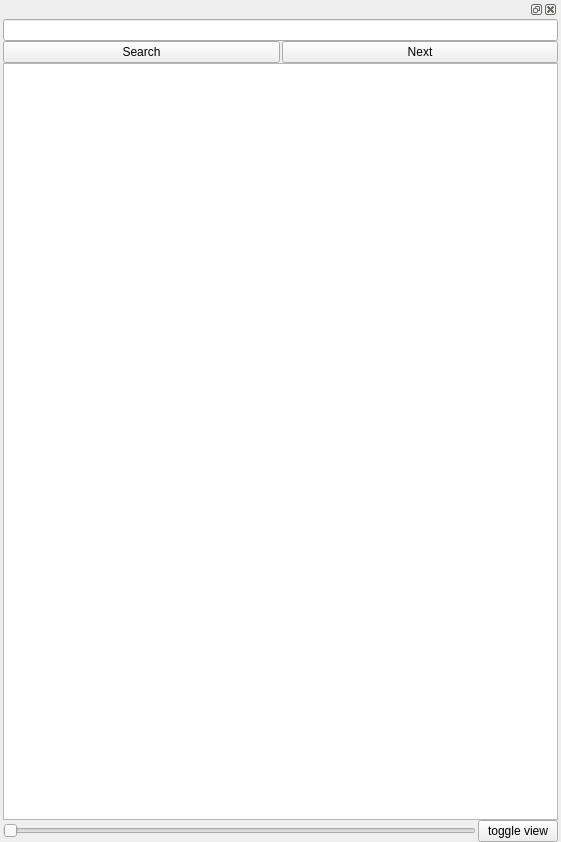
The window that frontend/ui/krea.ui (XmYx/ainodes-pyside) describes before a commit, drawn with Qt 5.
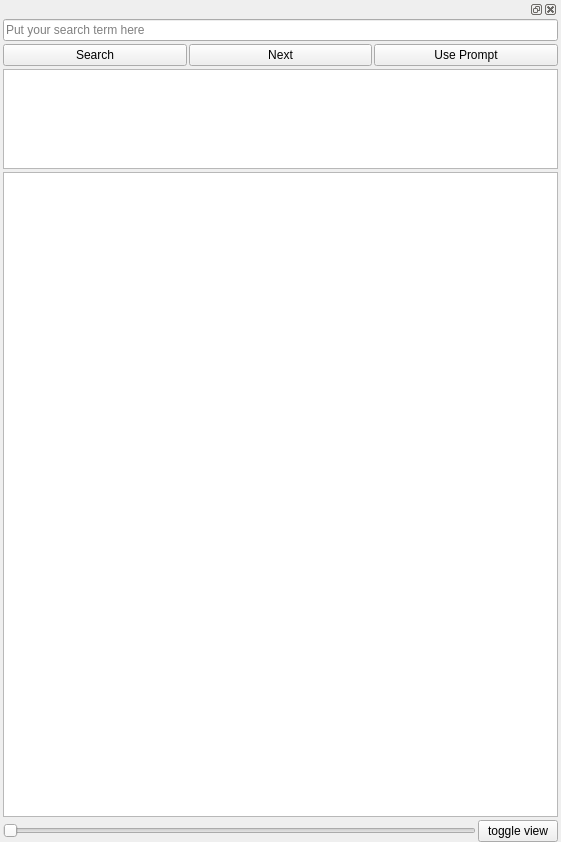
The same window after the commit.

Commit message: less bugs, lexica and krea prmots now useable from the image prompt search

```diff
--- a/frontend/ui/krea.ui
+++ b/frontend/ui/krea.ui
@@ -49,7 +49,7 @@
         <number>2</number>
        </property>
        <property name="verticalSpacing">
-        <number>0</number>
+        <number>3</number>
        </property>
        <item row="1" column="0">
         <widget class="QPushButton" name="search">
@@ -65,7 +65,24 @@
          </property>
         </widget>
        </item>
-       <item row="2" column="0" colspan="2">
+       <item row="1" column="2">
+        <widget class="QPushButton" name="use_krea_prompt">
+         <property name="text">
+          <string>Use Prompt</string>
+         </property>
+        </widget>
+       </item>
+       <item row="2" column="0" colspan="3">
+        <widget class="QPlainTextEdit" name="krea_prompt">
+         <property name="maximumSize">
+          <size>
+           <width>16777215</width>
+           <height>100</height>
+          </size>
+         </property>
+        </widget>
+       </item>
+       <item row="3" column="0" colspan="3">
         <widget class="QListWidget" name="results">
          <property name="dragEnabled">
           <bool>true</bool>
@@ -87,10 +104,14 @@
          </property>
         </widget>
        </item>
-       <item row="0" column="0" colspan="2">
-        <widget class="QLineEdit" name="query"/>
+       <item row="0" column="0" colspan="3">
+        <widget class="QLineEdit" name="query">
+         <property name="placeholderText">
+          <string>Put your search term here</string>
+         </property>
+        </widget>
        </item>
-       <item row="3" column="0" colspan="2">
+       <item row="4" column="0" colspan="3">
         <layout class="QGridLayout" name="gridLayout">
          <property name="horizontalSpacing">
           <number>2</number>
```
The commit also changes 10 other files.
